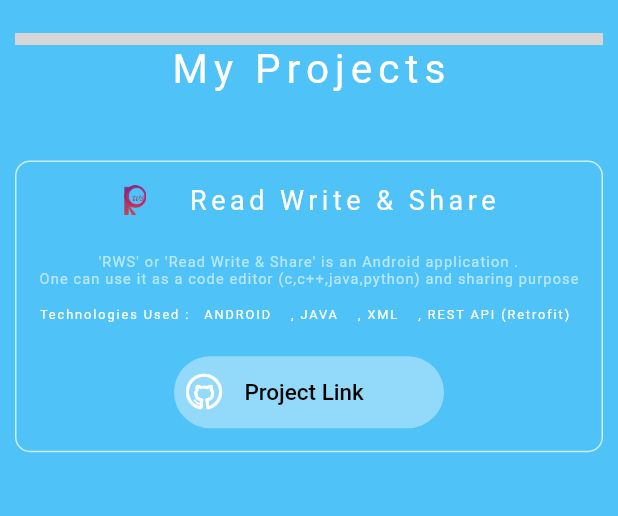
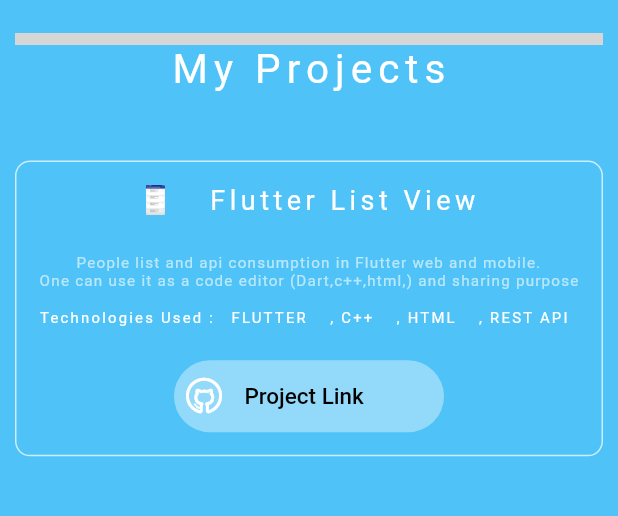
Before and after one commit to gfranco85/flutter_web_test, a Flutter app: the Projects screen opened directly, scrolled down 60 dp, on a phone screen of 412 x 824 dp, the part 57-573 px from its top. Run offline on Flutter 3.47's test engine with Material 2 defaults, Android fonts, the phone set to English and light mode, and no system bars; drawn by our look-alikes of animated_text_kit; our stand-ins replace flutter_spinkit, velocity_x; missing offline and left inert: day_night_switcher; grey boxes are pictures that could not be loaded.

Commit message:
change icon and project's page

```diff
--- a/lib/Variable.dart
+++ b/lib/Variable.dart
@@ -30,7 +30,7 @@ const String WHO_AM_I =
 
 //EDUCATION
 const String DEGREE =
-    "Engineering in Computer Science & Engineering ( 2009-2013 ) ";
+    "Engineering in Computer Science & Engineering ( 2009-2014 ) ";
 const String COLLEGE_NAME = "Escuela Superior Politecnica del Litoral";
 const String CGPA = "DGPA :- 8.22";
 
@@ -42,15 +42,18 @@ const String TENTH_PERCENTAGE = "";
 
 //SKILLS
 const Skills = [
-  "JAVA",
-  "ReactJs",
+  "Java",
+  "Nodejs",
   "Flutter",
   "Android",
   "ExpressJS",
-  "PYTHON ( Programming )",
+  "Python ( Programming )",
   "Git",
   "Node RED",
-  "Mysql"
+  "Mysql",
+  "Spring Boot",
+  "MongoDB",
+  "SQL SERVER"
 ];
 
 //Experiences
--- a/lib/Views/Projects.dart
+++ b/lib/Views/Projects.dart
@@ -89,18 +89,18 @@ class _ProjectsState extends State<Projects> {
                     builder: (context, snapshot) {
                       if (snapshot.connectionState == ConnectionState.done) {
                         return ProjectAdapter(
-                          ProjectName: "Read Write & Share",
-                          ProjectLogoPath: 'assets/images/iv.png',
+                          ProjectName: "Flutter List View",
+                          ProjectLogoPath: 'assets/images/flutterList.png',
                           ProjectDescription:
-                              "'RWS' or 'Read Write & Share' is an Android application .\nOne can use it as a code editor (c,c++,java,python) and sharing purpose",
+                              "People list and api consumption in Flutter web and mobile. \nOne can use it as a code editor (Dart,c++,html,) and sharing purpose",
                           ProjectDescriptionForMobile:
-                              "'RWS' or 'Read Write & Share' is an Android application .\nOne can use it as a code editor (c,c++,java,python) and sharing purpose",
-                          FirstTechnology: 'ANDROID ',
-                          SecondTechnology: ' , JAVA ',
-                          ThirdTechnology: ' , XML ',
-                          ForthTechnology: ' , REST API (Retrofit)',
+                              "People list and api consumption in Flutter web and mobile. \nOne can use it as a code editor (Dart,c++,html,) and sharing purpose",
+                          FirstTechnology: 'FLUTTER ',
+                          SecondTechnology: ' , C++ ',
+                          ThirdTechnology: ' , HTML ',
+                          ForthTechnology: ' , REST API',
                           ProjectUrl:
-                              "https://github.com/iamsouviki/Read-Write-and-Share",
+                              "https://gitlab.com/gfrancos/flutter-list-view",
                         );
                       }
                       return Container();
@@ -113,19 +113,19 @@ class _ProjectsState extends State<Projects> {
                     builder: (context, snapshot) {
                       if (snapshot.connectionState == ConnectionState.done) {
                         return ProjectAdapter(
-                          ProjectName: "Tic Tac Toe",
-                          ProjectLogoPath: '',
+                          ProjectName: "tensorflowjs-object-detection",
+                          ProjectLogoPath:
+                              'assets/images/object-detection-illustration.png',
                           ProjectDescription:
-                              "'Tic Tac Toe' is a flutter application using BackTracking MinMax Algorithm .\n Here We can play with computer as well as human .",
+                              "Detection of objects in the browser with tensorflowjs.",
                           ProjectDescriptionForMobile:
-                              "'Tic Tac Toe' is a flutter application using BackTracking MinMax Algorithm .\n Here We can play with computer as well as human .",
-                          FirstTechnology: ' Flutter ',
-                          SecondTechnology:
-                              ' , Algorithm (BackTrcking Minmax) ',
-                          ThirdTechnology: ' , Dart',
-                          ForthTechnology: ' , Github  , Firebase',
+                              "Detection of objects in the browser with tensorflowjs.",
+                          FirstTechnology: ' Tensorflowjs ',
+                          SecondTechnology: ' , Javascript ',
+                          ThirdTechnology: ' , Html',
+                          ForthTechnology: ' , CSS',
                           ProjectUrl:
-                              "https://github.com/iamsouviki/tictactoe_game",
+                              "https://gitlab.com/gfrancos/tensorflowjs-object-detection",
                         );
                       }
                       return Container();
@@ -138,18 +138,18 @@ class _ProjectsState extends State<Projects> {
                     builder: (context, snapshot) {
                       if (snapshot.connectionState == ConnectionState.done) {
                         return ProjectAdapter(
-                          ProjectName: "My Portfolio",
-                          ProjectLogoPath: '',
+                          ProjectName: "Compare_Faces",
+                          ProjectLogoPath: 'assets/images/stock-1.jpg',
                           ProjectDescription:
-                              "'My Portfolio' is a flutter web application . Its just a web resume",
+                              "Project that extracts faces from a folder and groups them by their resemblance",
                           ProjectDescriptionForMobile:
-                              "'My Portfolio' is a flutter web application .\nIts just a web resume",
-                          FirstTechnology: 'FLUTTER ',
-                          SecondTechnology: ', DART ',
-                          ThirdTechnology: ', FIREBASE ',
-                          ForthTechnology: ', GITHUB',
+                              "Project that extracts faces from a folder and groups them by their resemblance",
+                          FirstTechnology: 'PYTHON ',
+                          SecondTechnology: '',
+                          ThirdTechnology: '',
+                          ForthTechnology: '',
                           ProjectUrl:
-                              "https://github.com/iamsouviki/souvikportfolio",
+                              "https://gitlab.com/gfrancos/compare_faces",
                         );
                       }
                       return Container();
@@ -162,18 +162,65 @@ class _ProjectsState extends State<Projects> {
                     builder: (context, snapshot) {
                       if (snapshot.connectionState == ConnectionState.done) {
                         return ProjectAdapter(
-                          ProjectName: "Expense Manager",
-                          ProjectLogoPath: '',
+                          ProjectName: "RPIZero_Security_Camera",
+                          ProjectLogoPath: 'assets/images/cctv-camera_blog.jpg',
                           ProjectDescription:
-                              "'Expense Manager' is a Python GUI tikinter Based application , \nwhich is developed to keep tracking on daily expenses and as well as we can save money for predefine expenses\n which will help for future investment . ",
+                              "Local streaming project with motion detector and telegram notifications.",
                           ProjectDescriptionForMobile:
-                              "'Expense Manager' is a Python GUI tikinter Based application , \nwhich is developed to keep tracking on daily expenses and \nas well as we can save money for predefine expenses\n which will help for future investment .",
-                          FirstTechnology: '',
-                          SecondTechnology: 'PYTHON',
-                          ThirdTechnology: ' , SQLite',
+                              "Local streaming project with motion detector and telegram notifications.",
+                          FirstTechnology: 'PYTHON',
+                          SecondTechnology: 'Javascript',
+                          ThirdTechnology: ' , HTML',
+                          ForthTechnology: 'CSS',
+                          ProjectUrl:
+                              "https://gitlab.com/gfrancos/rpizero_security_camera",
+                        );
+                      }
+                      return Container();
+                    }),
+                SizedBox(
+                  height: 70,
+                ),
+                FutureBuilder(
+                    future: count(5),
+                    builder: (context, snapshot) {
+                      if (snapshot.connectionState == ConnectionState.done) {
+                        return ProjectAdapter(
+                          ProjectName: "Masked faces",
+                          ProjectLogoPath: 'assets/images/mask.jpeg',
+                          ProjectDescription:
+                              "Program that puts masks on people's faces.",
+                          ProjectDescriptionForMobile:
+                              "Program that puts masks on people's faces.",
+                          FirstTechnology: 'PYTHON',
+                          SecondTechnology: '',
+                          ThirdTechnology: '',
                           ForthTechnology: '',
                           ProjectUrl:
-                              "https://github.com/iamsouviki/ExpenseManager",
+                              "https://gitlab.com/gfrancos/masked-faces",
+                        );
+                      }
+                      return Container();
+                    }),
+                SizedBox(
+                  height: 70,
+                ),
+                FutureBuilder(
+                    future: count(5),
+                    builder: (context, snapshot) {
+                      if (snapshot.connectionState == ConnectionState.done) {
+                        return ProjectAdapter(
+                          ProjectName: "Heatmap",
+                          ProjectLogoPath: 'assets/images/heatmap.jpeg',
+                          ProjectDescription:
+                              "Project to generate heat maps through a video or streaming.",
+                          ProjectDescriptionForMobile:
+                              "Project to generate heat maps through a video or streaming.",
+                          FirstTechnology: 'PYTHON',
+                          SecondTechnology: '',
+                          ThirdTechnology: '',
+                          ForthTechnology: '',
+                          ProjectUrl: "https://gitlab.com/gfrancos/heatmap",
                         );
                       }
                       return Container();
```
Also changed, not shown: assets/images/cctv-camera_blog.jpg (added), assets/images/flutterList.png (added), assets/images/heatmap.jpeg (added), assets/images/mask.jpeg (added), assets/images/object-detection-illustration.png (added), assets/images/stock-1.jpg (added), 3 other files.
